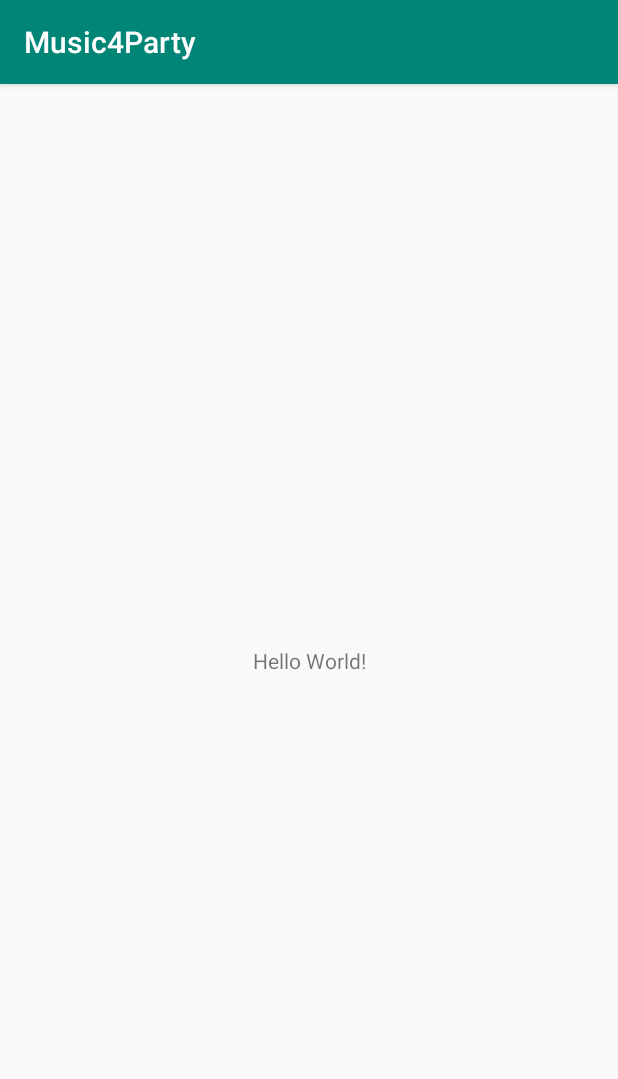
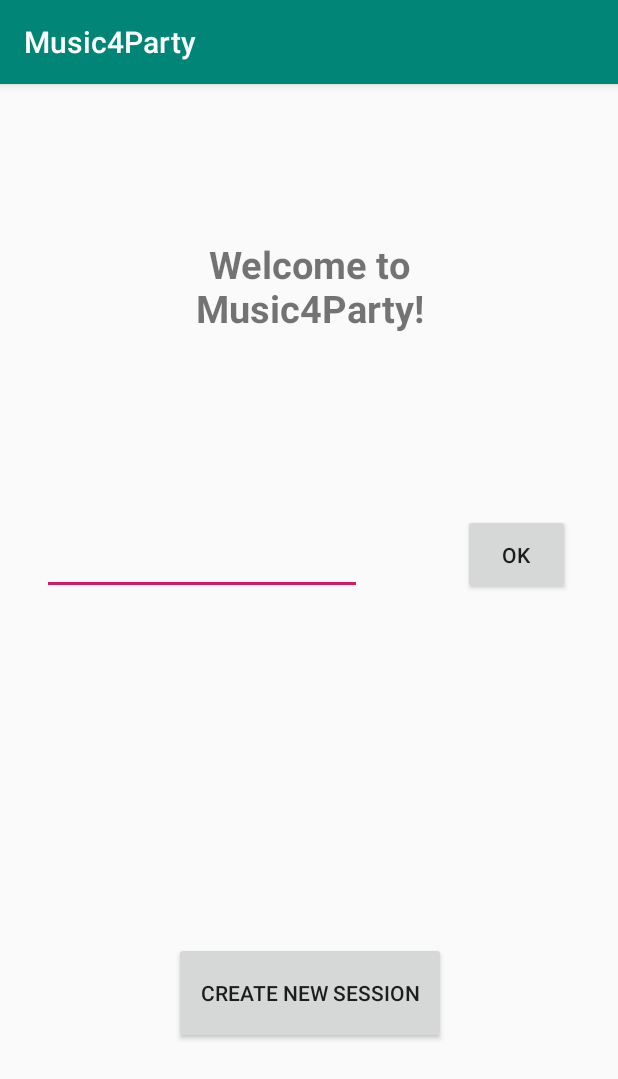
Before and after one commit to sjoerd20/mProgProject, an Android app: the screen it shows after launch (LoginActivity), on a phone screen of 412 x 824 dp. Shown: the top 1079 px of the screen. Run offline under Robolectric (Android 15) with nearby library versions, the light colour scheme and no system bars.

Commit message:
added UI elements for LoginActivity

```diff
--- a/app/build.gradle
+++ b/app/build.gradle
@@ -25,4 +25,5 @@ dependencies {
     testImplementation 'junit:junit:4.12'
     androidTestImplementation 'com.android.support.test:runner:1.0.2'
     androidTestImplementation 'com.android.support.test.espresso:espresso-core:3.0.2'
+    implementation 'com.android.support:design:28.0.0'
 }
--- a/app/src/main/java/com/example/sjoerd/music4party/LoginActivity.java
+++ b/app/src/main/java/com/example/sjoerd/music4party/LoginActivity.java
@@ -5,6 +5,8 @@ import android.os.Bundle;
 
 public class LoginActivity extends AppCompatActivity {
 
+    private int loginCode;
+
     @Override
     protected void onCreate(Bundle savedInstanceState) {
         super.onCreate(savedInstanceState);
--- a/app/src/main/res/layout/activity_login.xml
+++ b/app/src/main/res/layout/activity_login.xml
@@ -6,13 +6,67 @@
     android:layout_height="match_parent"
     tools:context=".LoginActivity">
 
+    <EditText
+        android:id="@+id/loginEditText"
+        android:layout_width="wrap_content"
+        android:layout_height="54dp"
+        android:layout_marginStart="28dp"
+        android:layout_marginTop="8dp"
+        android:layout_marginBottom="8dp"
+        android:ems="10"
+        android:inputType="number"
+        app:layout_constraintBottom_toBottomOf="parent"
+        app:layout_constraintStart_toStartOf="parent"
+        app:layout_constraintTop_toTopOf="parent"
+        app:layout_constraintVertical_bias="0.399" />
+
+    <Button
+        android:id="@+id/loginButton"
+        android:layout_width="71dp"
+        android:layout_height="54dp"
+        android:layout_marginStart="8dp"
+        android:layout_marginTop="8dp"
+        android:layout_marginEnd="8dp"
+        android:layout_marginBottom="8dp"
+        android:text="OK"
+        app:layout_constraintBottom_toBottomOf="parent"
+        app:layout_constraintEnd_toEndOf="parent"
+        app:layout_constraintHorizontal_bias="0.714"
+        app:layout_constraintStart_toEndOf="@+id/loginEditText"
+        app:layout_constraintTop_toTopOf="parent"
+        app:layout_constraintVertical_bias="0.399" />
+
     <TextView
-        android:layout_width="wrap_content"
-        android:layout_height="wrap_content"
-        android:text="Hello World!"
-        app:layout_constraintBottom_toBottomOf="parent"
-        app:layout_constraintLeft_toLeftOf="parent"
-        app:layout_constraintRight_toRightOf="parent"
+        android:id="@+id/loginWelcomeText"
+        android:layout_width="221dp"
+        android:layout_height="82dp"
+        android:layout_marginStart="8dp"
+        android:layout_marginTop="8dp"
+        android:layout_marginEnd="8dp"
+        android:layout_marginBottom="8dp"
+        android:gravity="center_horizontal"
+        android:text="Welcome to Music4Party!"
+        android:textSize="25sp"
+        android:textStyle="bold"
+        app:layout_constraintBottom_toTopOf="@+id/loginEditText"
+        app:layout_constraintEnd_toEndOf="parent"
+        app:layout_constraintStart_toStartOf="parent"
         app:layout_constraintTop_toTopOf="parent" />
 
+    <Button
+        android:id="@+id/loginCreateButton"
+        android:layout_width="181dp"
+        android:layout_height="68dp"
+        android:layout_marginStart="8dp"
+        android:layout_marginTop="8dp"
+        android:layout_marginEnd="8dp"
+        android:layout_marginBottom="8dp"
+        android:text="Create new session"
+        app:layout_constraintBottom_toBottomOf="parent"
+        app:layout_constraintEnd_toEndOf="parent"
+        app:layout_constraintHorizontal_bias="0.502"
+        app:layout_constraintStart_toStartOf="parent"
+        app:layout_constraintTop_toBottomOf="@+id/loginEditText"
+        app:layout_constraintVertical_bias="0.65" />
+
 </android.support.constraint.ConstraintLayout>
```
